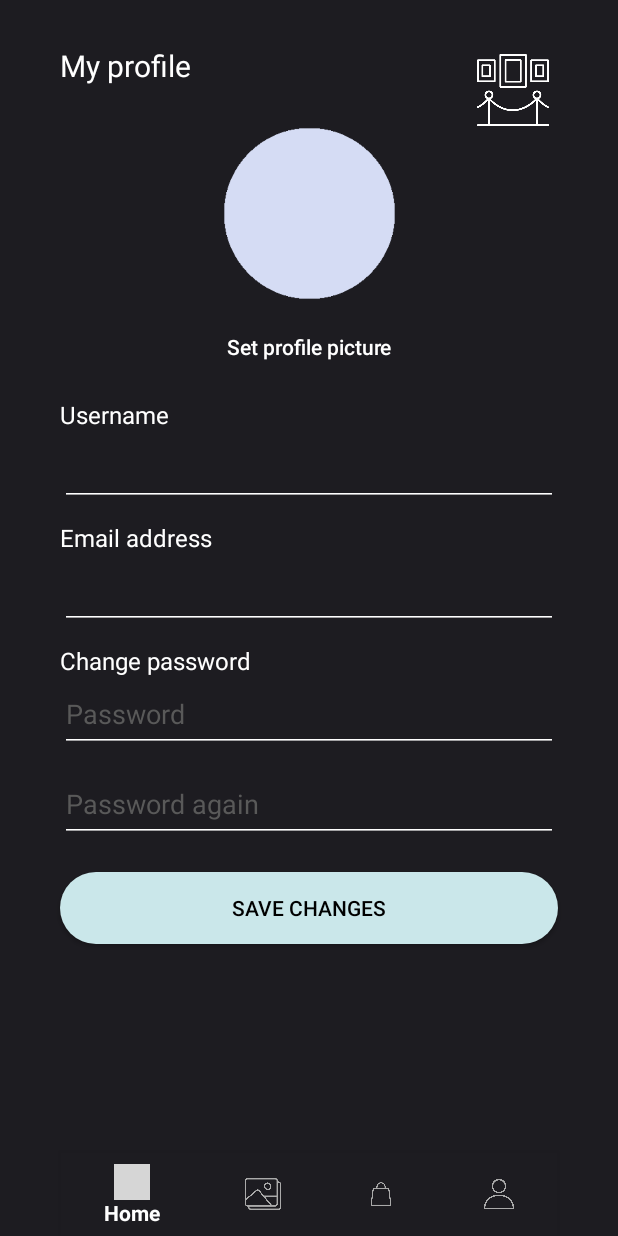
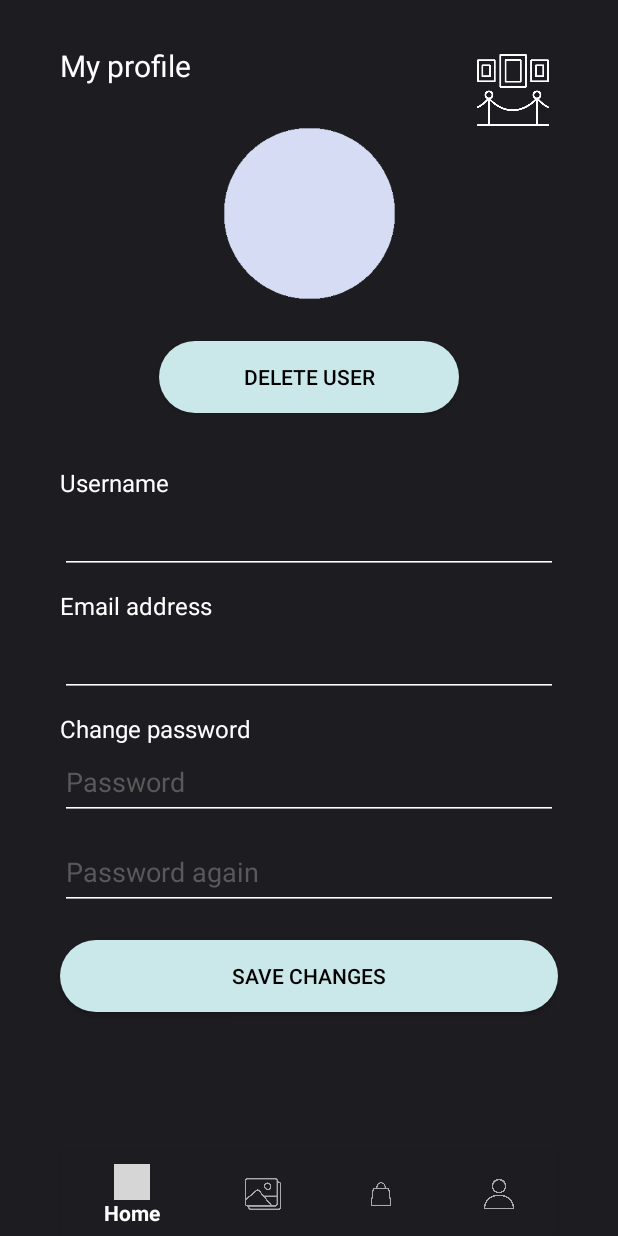
Before and after one commit to VidarHUN/szamitogep-biztonsag, an Android app: the ProfileSettingsFragment screen opened through its navigation route, on a phone screen of 412 x 824 dp. Run offline under Robolectric (Android 15) with nearby library versions, the phone set to English and light mode, and no system bars; our stand-ins replace Firebase (no records; nobody signed in at launch, a user with empty details on screens opened directly), navigation-ui; grey boxes are pictures that could not be loaded.

Commit message:
Commit admin page and image upload

```diff
--- a/frontend/app/src/main/java/com/example/myapplication/MainActivity.kt
+++ b/frontend/app/src/main/java/com/example/myapplication/MainActivity.kt
@@ -34,7 +34,6 @@ class MainActivity : AppCompatActivity() {
             )
         )
 
-        //setupActionBarWithNavController(navController, appBarConfiguration)
         navView.setupWithNavController(navController)
 
         navController.addOnDestinationChangedListener { _, destination, _ ->
--- a/frontend/app/src/main/java/com/example/myapplication/ui/home/HomeFragment.kt
+++ b/frontend/app/src/main/java/com/example/myapplication/ui/home/HomeFragment.kt
@@ -40,10 +40,9 @@ class HomeFragment : Fragment() {
             binding.textViewHello.text = textToDisplay
         }
 
-        binding.constraintWebshop.setOnClickListener {
-            findNavController().navigate(R.id.action_navigation_home_to_navigation_webshop)
+        binding.constraintUpload.setOnClickListener {
+            findNavController().navigate(R.id.action_navigation_home_to_navigation_upload)
         }
-
         binding.constraintWebshop.setOnClickListener {
             findNavController().navigate(R.id.action_navigation_home_to_navigation_webshop)
         }
--- a/frontend/app/src/main/java/com/example/myapplication/ui/profile/profilemenu/ProfileMenuFragment.kt
+++ b/frontend/app/src/main/java/com/example/myapplication/ui/profile/profilemenu/ProfileMenuFragment.kt
@@ -35,6 +35,10 @@ class ProfileMenuFragment : Fragment() {
     override fun onViewCreated(view: View, savedInstanceState: Bundle?) {
         super.onViewCreated(view, savedInstanceState)
 
+        binding.buttonAdminPage.setOnClickListener{
+            findNavController().navigate(R.id.action_navigation_profile_menu_to_navigation_profile_admin_page)
+        }
+
         binding.buttonCheckProfile.setOnClickListener{
             findNavController().navigate(R.id.action_navigation_profile_menu_to_navigation_profile_check)
         }
--- a/frontend/app/src/main/java/com/example/myapplication/ui/profile/profilesettings/ProfileSettingsFragment.kt
+++ b/frontend/app/src/main/java/com/example/myapplication/ui/profile/profilesettings/ProfileSettingsFragment.kt
@@ -1,6 +1,7 @@
 package com.example.myapplication.ui.profile.profilesettings
 
 import android.content.ContentValues.TAG
+import android.content.Intent
 import android.os.Bundle
 import android.util.Log
 import android.view.LayoutInflater
@@ -9,16 +10,21 @@ import android.view.ViewGroup
 import android.widget.Toast
 import androidx.fragment.app.Fragment
 import androidx.navigation.fragment.findNavController
+import com.example.myapplication.MainActivity
 import com.example.myapplication.R
+import com.example.myapplication.auth.SignInActivity
 import com.example.myapplication.databinding.FragmentProfileBinding
 import com.google.firebase.auth.FirebaseAuth
+import com.google.firebase.auth.ktx.auth
 import com.google.firebase.auth.ktx.userProfileChangeRequest
+import com.google.firebase.ktx.Firebase
 
 class ProfileSettingsFragment : Fragment() {
 
     private var _binding: FragmentProfileBinding? = null
     private val binding get() = _binding!!
     private lateinit var firebaseAuth: FirebaseAuth
+    private lateinit var root: View
 
     override fun onCreateView(
         inflater: LayoutInflater,
@@ -26,7 +32,7 @@ class ProfileSettingsFragment : Fragment() {
         savedInstanceState: Bundle?
     ): View {
         _binding = FragmentProfileBinding.inflate(inflater, container, false)
-
+        root = binding.root
         firebaseAuth = FirebaseAuth.getInstance()
 
         return binding.root
@@ -35,12 +41,30 @@ class ProfileSettingsFragment : Fragment() {
     override fun onViewCreated(view: View, savedInstanceState: Bundle?) {
         super.onViewCreated(view, savedInstanceState)
         var success: Boolean = true
+        var delete: Boolean = false
 
         val user = firebaseAuth.currentUser
         user?.let {
-            // Name, email address, and profile photo Url
             binding.editTextMyProfileUsername.hint = user.displayName
             binding.editTextMyProfileEmailAddress.hint = user.email
+        }
+
+        binding.buttonDeleteUser.setOnClickListener {
+            delete = true
+            val user = Firebase.auth.currentUser!!
+
+            firebaseAuth.signOut()
+
+            user.delete()
+                .addOnCompleteListener { task ->
+                    if (task.isSuccessful) {
+                        Log.d(TAG, "User account deleted.")
+                        Toast.makeText(view.context, "User account deleted.", Toast.LENGTH_LONG).show()
+                    }
+                }
+
+            val intent = Intent(view.context, SignInActivity::class.java)
+            startActivity(intent)
         }
 
         binding.buttonSaveChanges.setOnClickListener{
@@ -100,7 +124,7 @@ class ProfileSettingsFragment : Fragment() {
                     Toast.makeText(view.context, "Confirm your new password in the second field", Toast.LENGTH_SHORT).show()
                 }
             }
-            if(success)
+            if(success && !delete)
                 findNavController().navigate(R.id.action_navigation_profile_to_navigation_profile_menu)
         }
     }
--- a/frontend/app/src/main/java/com/example/myapplication/ui/webshop/webshopitemdetails/WebShopItemDetailsFragment.kt
+++ b/frontend/app/src/main/java/com/example/myapplication/ui/webshop/webshopitemdetails/WebShopItemDetailsFragment.kt
@@ -32,8 +32,6 @@ class WebShopItemDetailsFragment(var title: String, var imageID: Int, var image:
     ): View {
         _binding = FragmentWebshopItemDetailsBinding.inflate(inflater, container, false)
         root = binding.root
-
-
 
         return root
     }
--- a/frontend/app/src/main/java/com/example/myapplication/ui/webshop/webshoplistitems/adapter/WebShopItemAdapter.kt
+++ b/frontend/app/src/main/java/com/example/myapplication/ui/webshop/webshoplistitems/adapter/WebShopItemAdapter.kt
@@ -54,6 +54,7 @@ class WebShopItemAdapter (
         val executor = Executors.newSingleThreadExecutor()
         val handler = Handler(Looper.getMainLooper())
         var image: Bitmap? = null
+        /*
         executor.execute {
 
             // Image URL
@@ -80,8 +81,8 @@ class WebShopItemAdapter (
                 e.printStackTrace()
             }
         }
+        */
 
-        /*
         if(value.string.takeLast(3) == "jpg" || value.string.takeLast(3) == "png"){
             holder.itemView.imageViewRecyclerItem.setImageResource(webShopItems[position].image)
             holder.itemView.gifImageView.setImageResource(0)
@@ -90,7 +91,7 @@ class WebShopItemAdapter (
             holder.itemView.imageViewRecyclerItem.setImageResource(0)
             holder.itemView.gifImageView.setImageResource(webShopItems[position].image)
         }
-        */
+
         holder.itemView.setOnClickListener { v ->
             val activity = v!!.context as AppCompatActivity
             val list: ArrayList<CommentItem> = ArrayList()
--- a/frontend/app/src/main/res/layout/activity_sign_in.xml
+++ b/frontend/app/src/main/res/layout/activity_sign_in.xml
@@ -41,7 +41,7 @@
         android:layout_height="wrap_content"
         android:layout_marginStart="40sp"
         android:layout_marginTop="10sp"
-        android:text="Sign in anf browse the world's best CIFF and CAFF\ncollection."
+        android:text="Sign in and browse the world's best CIFF and CAFF\ncollection."
         android:textColor="@color/appColor3"
         android:textSize="13sp"
         app:layout_constraintStart_toStartOf="parent"
--- a/frontend/app/src/main/res/layout/fragment_profile.xml
+++ b/frontend/app/src/main/res/layout/fragment_profile.xml
@@ -19,6 +19,19 @@
         app:layout_constraintEnd_toEndOf="parent"
         app:layout_constraintTop_toTopOf="parent"
         app:srcCompat="@drawable/art_gallery" />
+
+    <androidx.appcompat.widget.AppCompatButton
+        android:id="@+id/buttonDeleteUser"
+        android:layout_width="200sp"
+        android:layout_height="wrap_content"
+        android:background="@drawable/my_button_blue"
+        android:padding="10dp"
+        android:layout_margin="20sp"
+        android:text="Delete user"
+        android:textColor="@color/black"
+        app:layout_constraintEnd_toEndOf="parent"
+        app:layout_constraintStart_toStartOf="parent"
+        app:layout_constraintTop_toBottomOf="@+id/imageView10" />
 
     <TextView
         android:id="@+id/textView12"
@@ -42,33 +55,22 @@
         android:adjustViewBounds="true"
         android:scaleType="fitCenter"
         android:maxWidth="130dp"
+        android:layout_marginBottom="50sp"
         android:layout_marginTop="20sp"
         app:layout_constraintTop_toBottomOf="@+id/textView12"
         app:srcCompat="@drawable/profile_picture_background" />
-
-    <androidx.appcompat.widget.AppCompatButton
-        android:id="@+id/button2"
-        android:layout_width="wrap_content"
-        android:layout_height="wrap_content"
-        android:background="@android:color/transparent"
-        android:padding="0dp"
-        android:textAllCaps="false"
-        android:text="Set profile picture"
-        android:textColor="@color/appColor1"
-        app:layout_constraintEnd_toEndOf="parent"
-        app:layout_constraintStart_toStartOf="parent"
-        app:layout_constraintTop_toBottomOf="@+id/imageView10" />
 
     <LinearLayout
         android:id="@+id/linearLayout2"
         android:layout_width="match_parent"
         android:layout_height="wrap_content"
+        android:layout_marginTop="30sp"
         android:gravity="center"
         android:orientation="vertical"
-        android:layout_marginTop="10dp"
+        app:layout_constraintBottom_toBottomOf="parent"
         app:layout_constraintEnd_toEndOf="parent"
         app:layout_constraintStart_toStartOf="parent"
-        app:layout_constraintTop_toBottomOf="@+id/button2">
+        app:layout_constraintTop_toBottomOf="@+id/imageView10">
 
         <TextView
             android:id="@+id/textView14"
--- a/frontend/app/src/main/res/layout/fragment_webshop_item_details.xml
+++ b/frontend/app/src/main/res/layout/fragment_webshop_item_details.xml
@@ -75,8 +75,6 @@
                 app:layout_constraintTop_toTopOf="parent" />
 
         </androidx.constraintlayout.widget.ConstraintLayout>
-
-
 
         <TextView
             android:id="@+id/textViewWebShopItemDetail"
--- a/frontend/app/src/main/res/layout/recycler_item_caff.xml
+++ b/frontend/app/src/main/res/layout/recycler_item_caff.xml
@@ -74,7 +74,7 @@
             android:layout_marginTop="30sp"
             android:layout_gravity="right"
             android:background="@drawable/my_button_blue"
-            android:text="Add to cart"
+            android:text="Add to collection"
             android:textColor="@color/black" />
 
     </LinearLayout>
--- a/frontend/app/src/main/res/navigation/mobile_navigation.xml
+++ b/frontend/app/src/main/res/navigation/mobile_navigation.xml
@@ -16,6 +16,11 @@
             app:popUpTo='@+id/navigation_home'
             app:popUpToInclusive="true"/>
         <action
+            android:id="@+id/action_navigation_home_to_navigation_upload"
+            app:destination="@id/navigation_upload"
+            app:popUpTo='@+id/navigation_home'
+            app:popUpToInclusive="true"/>
+        <action
             android:id="@+id/action_navigation_home_to_navigation_cart"
             app:destination="@id/navigation_cart"
             app:popUpTo='@+id/navigation_home'
@@ -28,6 +33,8 @@
 
     </fragment>
 
+
+
     <fragment
         android:id="@+id/navigation_webshop"
         android:name="com.example.myapplication.ui.webshop.webshoplistitems.WebShopFragment"
@@ -36,6 +43,13 @@
         <action
             android:id="@+id/action_navigation_webshop_to_navigation_webshop_item_details"
             app:destination="@id/navigation_webshop_item_details" />
+    </fragment>
+
+    <fragment
+        android:id="@+id/navigation_upload"
+        android:name="com.example.myapplication.ui.upload.UploadFragment"
+        android:label="Upload"
+        tools:layout="@layout/fragment_upload" >
     </fragment>
 
     <fragment
@@ -56,7 +70,36 @@
             app:popUpToInclusive="true"/>
         <action
             android:id="@+id/action_navigation_profile_menu_to_navigation_profile"
-            app:destination="@id/navigation_profile" />
+            app:destination="@id/navigation_profile"
+            app:popUpTo='@+id/navigation_home'
+            app:popUpToInclusive="true"/>
+        <action
+            android:id="@+id/action_navigation_profile_menu_to_navigation_profile_admin_page"
+            app:destination="@id/navigation_admin_page"
+            app:popUpTo='@+id/navigation_home'
+            app:popUpToInclusive="true"/>
+    </fragment>
+
+    <fragment
+        android:id="@+id/navigation_admin_page"
+        android:name="com.example.myapplication.ui.admin.AdminFragment"
+        android:label="Admin page"
+        tools:layout="@layout/fragment_admin" >
+        <action
+            android:id="@+id/action_navigation_admin_page_to_navigation_admin_user_setting"
+            app:destination="@id/navigation_admin_user_setting"
+            app:popUpTo='@+id/navigation_home'
+            app:popUpToInclusive="true"/>
+    </fragment>
+
+    <fragment
+        android:id="@+id/navigation_admin_user_setting"
+        android:name="com.example.myapplication.ui.admin.AdminProfileSettingsFragment"
+        android:label="Admin page"
+        tools:layout="@layout/fragment_admin_setting_profile" >
+        <action
+            android:id="@+id/action_navigation_admin_user_setting_to_navigation_admin_page"
+            app:destination="@id/navigation_admin_page" />
     </fragment>
 
     <fragment
```
Also changed, not shown: frontend/app/src/main/java/com/example/myapplication/ui/upload/UploadFragment.kt (+26 -30 lines), frontend/app/src/main/res/layout/fragment_cart.xml (+0 -14 lines), frontend/app/src/main/res/layout/fragment_profile_menu.xml (+18 -0 lines), 2 other files.
